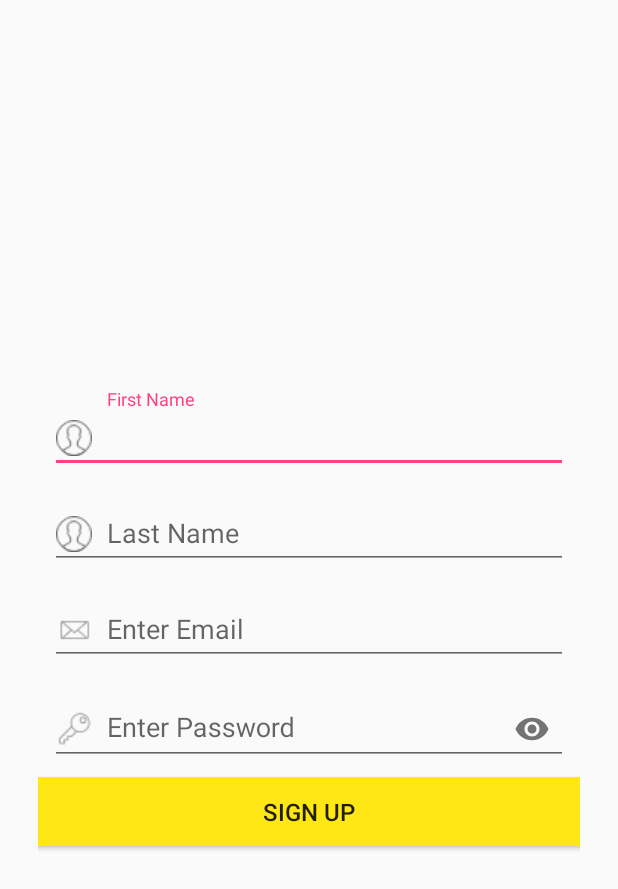
After one commit to kulotski321/Channel-Showdown, an Android app: the RegisterActivity screen opened directly, with no data from a screen before it, on a phone screen of 412 x 824 dp. The commit adds this screen. Shown: the top 889 px of the screen. Run offline under Robolectric (Android 15) with nearby library versions, the phone set to English and light mode, and no system bars.

Commit message:
Added Register Screen

```diff
--- a/app/build.gradle
+++ b/app/build.gradle
@@ -32,5 +32,5 @@ dependencies {
     androidTestImplementation 'com.android.support.test.espresso:espresso-core:3.0.1'
     compile 'com.android.support:appcompat-v7:26.1.0'
     compile 'com.android.support:design:26.1.0'
-
+    compile 'org.apache.commons:commons-lang3:3.4'
 }
--- a/app/src/main/AndroidManifest.xml
+++ b/app/src/main/AndroidManifest.xml
@@ -16,6 +16,11 @@
                 <category android:name="android.intent.category.LAUNCHER" />
             </intent-filter>
         </activity>
+        <activity android:name=".RegisterActivity"
+            android:label="@string/register"
+            android:parentActivityName=".MainActivity">
+        </activity>
+
     </application>
 
 </manifest>
--- a/app/src/main/java/com/example/cf/channelsd/MainActivity.kt
+++ b/app/src/main/java/com/example/cf/channelsd/MainActivity.kt
@@ -1,12 +1,23 @@
 package com.example.cf.channelsd
 
+import android.content.Intent
 import android.support.v7.app.AppCompatActivity
 import android.os.Bundle
+import android.widget.Toast
+import kotlinx.android.synthetic.main.activity_login.*
 
 class MainActivity : AppCompatActivity() {
 
     override fun onCreate(savedInstanceState: Bundle?) {
         super.onCreate(savedInstanceState)
         setContentView(R.layout.activity_login)
+        val context = applicationContext
+        sign_up_btn.setOnClickListener(){
+            val intent = Intent(this,RegisterActivity::class.java)
+            startActivity(intent)
+
+            Toast.makeText(context, "TEST", Toast.LENGTH_LONG).show();
+
+        }
     }
 }
--- /dev/null
+++ b/app/src/main/java/com/example/cf/channelsd/RegisterActivity.kt
@@ -0,0 +1,16 @@
+package com.example.cf.channelsd
+
+import android.content.Intent
+import android.support.v7.app.AppCompatActivity
+import android.os.Bundle
+
+/**
+ * Created by CF on 3/1/2018.
+ */
+class RegisterActivity : AppCompatActivity() {
+
+    override fun onCreate(savedInstanceState: Bundle?) {
+        super.onCreate(savedInstanceState)
+        setContentView(R.layout.activity_register)
+    }
+}
--- a/app/src/main/res/layout/activity_login.xml
+++ b/app/src/main/res/layout/activity_login.xml
@@ -22,9 +22,9 @@
             >
 
             <android.support.design.widget.TextInputEditText
-                android:id="@+id/input_email"
+                android:id="@+id/input_email_user"
                 android:layout_width="match_parent"
-                android:layout_height="wrap_content"
+                android:layout_height="match_parent"
                 android:layout_marginBottom="8dp"
                 android:layout_marginEnd="8dp"
                 android:layout_marginStart="8dp"
@@ -36,6 +36,7 @@
                 android:drawableStart="@drawable/mail_icon"
                 android:drawableLeft="@drawable/mail_icon"
                 android:drawablePadding="10dp"
+
                 />
         </android.support.design.widget.TextInputLayout>
 
@@ -46,9 +47,9 @@
 
 
             <android.support.design.widget.TextInputEditText
-                android:id="@+id/input_password"
+                android:id="@+id/input_password_user"
                 android:layout_width="match_parent"
-                android:layout_height="39dp"
+                android:layout_height="match_parent"
                 android:layout_marginBottom="8dp"
                 android:layout_marginEnd="8dp"
                 android:layout_marginStart="8dp"
@@ -64,6 +65,7 @@
         </android.support.design.widget.TextInputLayout>
 
         <Button
+            android:id="@+id/sign_in_btn"
             android:layout_width="match_parent"
             android:layout_height="46dp"
             android:layout_gravity="center"
@@ -89,6 +91,7 @@
 
                 />
             <TextView
+                android:id="@+id/sign_up_btn"
                 android:layout_width="wrap_content"
                 android:layout_height="wrap_content"
                 android:text="@string/here"
--- a/app/src/main/res/layout/activity_register.xml
+++ b/app/src/main/res/layout/activity_register.xml
@@ -1,6 +1,113 @@
 <?xml version="1.0" encoding="utf-8"?>
-<android.support.constraint.ConstraintLayout
-    xmlns:android="http://schemas.android.com/apk/res/android" android:layout_width="match_parent"
-    android:layout_height="match_parent">
+<RelativeLayout xmlns:android="http://schemas.android.com/apk/res/android"
+    android:layout_width="match_parent"
+    android:layout_height="match_parent"
+    xmlns:app="http://schemas.android.com/apk/res-auto">
 
-</android.support.constraint.ConstraintLayout>
+    <LinearLayout
+        android:layout_width="match_parent"
+        android:layout_height="match_parent"
+        android:orientation="vertical"
+        android:gravity="center_vertical"
+        android:layout_marginLeft="25dp"
+        android:layout_marginRight="25dp">
+
+        <android.support.design.widget.TextInputLayout
+            android:layout_width="match_parent"
+            android:layout_height="wrap_content"
+            >
+            <android.support.design.widget.TextInputEditText
+                android:id="@+id/input_fname_register"
+                android:layout_width="match_parent"
+                android:layout_height="match_parent"
+                android:layout_gravity="center"
+                android:layout_marginBottom="8dp"
+                android:layout_marginEnd="8dp"
+                android:layout_marginStart="8dp"
+                android:layout_marginTop="8dp"
+                android:drawableLeft="@drawable/user_icon"
+                android:drawablePadding="10dp"
+                android:drawableStart="@drawable/user_icon"
+                android:ems="16"
+                android:hint="@string/fname"
+                android:inputType="textCapWords" />
+        </android.support.design.widget.TextInputLayout>
+
+        <android.support.design.widget.TextInputLayout
+            android:layout_width="match_parent"
+            android:layout_height="wrap_content"
+            >
+            <android.support.design.widget.TextInputEditText
+                android:id="@+id/input_lname_register"
+                android:layout_width="match_parent"
+                android:layout_height="match_parent"
+                android:layout_gravity="center"
+                android:layout_marginBottom="8dp"
+                android:layout_marginEnd="8dp"
+                android:layout_marginStart="8dp"
+                android:layout_marginTop="8dp"
+                android:drawableLeft="@drawable/user_icon"
+                android:drawablePadding="10dp"
+                android:drawableStart="@drawable/user_icon"
+                android:ems="16"
+                android:hint="@string/lname"
+                android:inputType="textCapWords" />
+        </android.support.design.widget.TextInputLayout>
+
+        <android.support.design.widget.TextInputLayout
+            android:layout_width="match_parent"
+            android:layout_height="wrap_content"
+            >
+            <android.support.design.widget.TextInputEditText
+                android:id="@+id/input_email_register"
+                android:layout_width="match_parent"
+                android:layout_height="match_parent"
+                android:layout_gravity="center"
+                android:layout_marginBottom="8dp"
+                android:layout_marginEnd="8dp"
+                android:layout_marginStart="8dp"
+                android:layout_marginTop="8dp"
+                android:drawableLeft="@drawable/mail_icon"
+                android:drawablePadding="10dp"
+                android:drawableStart="@drawable/mail_icon"
+                android:ems="16"
+                android:hint="@string/ent_email"
+                android:inputType="textEmailAddress" />
+        </android.support.design.widget.TextInputLayout>
+
+        <android.support.design.widget.TextInputLayout
+            android:layout_width="match_parent"
+            android:layout_height="wrap_content"
+            app:passwordToggleEnabled="true"
+            >
+            <android.support.design.widget.TextInputEditText
+                android:id="@+id/input_password_register"
+                android:layout_width="match_parent"
+                android:layout_height="match_parent"
+                android:layout_marginBottom="8dp"
+                android:layout_marginEnd="8dp"
+                android:layout_marginStart="8dp"
+                android:layout_marginTop="8dp"
+                android:layout_gravity="center"
+                android:ems="16"
+                android:hint="@string/ent_pass"
+                android:inputType="textPassword"
+                android:drawableStart="@drawable/key_icon"
+                android:drawableLeft="@drawable/key_icon"
+                android:drawablePadding="10dp"
+                />
+        </android.support.design.widget.TextInputLayout>
+
+        <Button
+            android:id="@+id/sign_in_btn"
+            android:layout_width="match_parent"
+            android:layout_height="46dp"
+            android:layout_gravity="center"
+            android:text="@string/sign_up"
+            android:textSize="16sp"
+            android:background="#ffe716">
+        </Button>
+
+    </LinearLayout>
+
+</RelativeLayout>
--- a/app/src/main/res/values/strings.xml
+++ b/app/src/main/res/values/strings.xml
@@ -1,13 +1,19 @@
 <resources>
     <string name="app_name">ChannelSD</string>
+    <!-- ACTIVITIES-->
+    <string name="register">RegisterActivity</string>
 
-    <!-- LOGIN -->
+    <!-- LOGIN LAYOUT -->
     <string name="email">Email</string>
     <string name="password">Password</string>
     <string name="sign_in">Sign in</string>
     <string name="sign_up">Sign up</string>
 
-    <!-- REGISTER -->
+    <!-- REGISTER LAYOUT -->
+    <string name="fname">First Name</string>
+    <string name="lname">Last Name</string>
     <string name="here"> Sign up now</string>
     <string name="sign_up_here">Don\'t have an Account?&#160;</string>
+    <string name="ent_pass">Enter Password</string>
+    <string name="ent_email">Enter Email</string>
 </resources>
```
Also changed, not shown: app/src/main/res/drawable/key_icon.png (added), app/src/main/res/drawable/user_icon.png (added).
